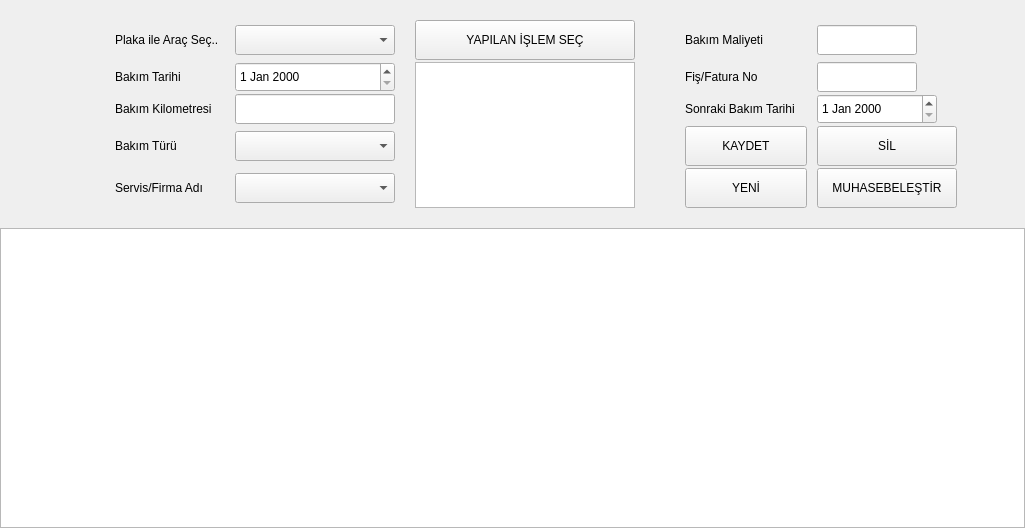
Qt form ui/ui_files/repairs_window.ui (AyhanErcan70/SATTUP) before a commit.
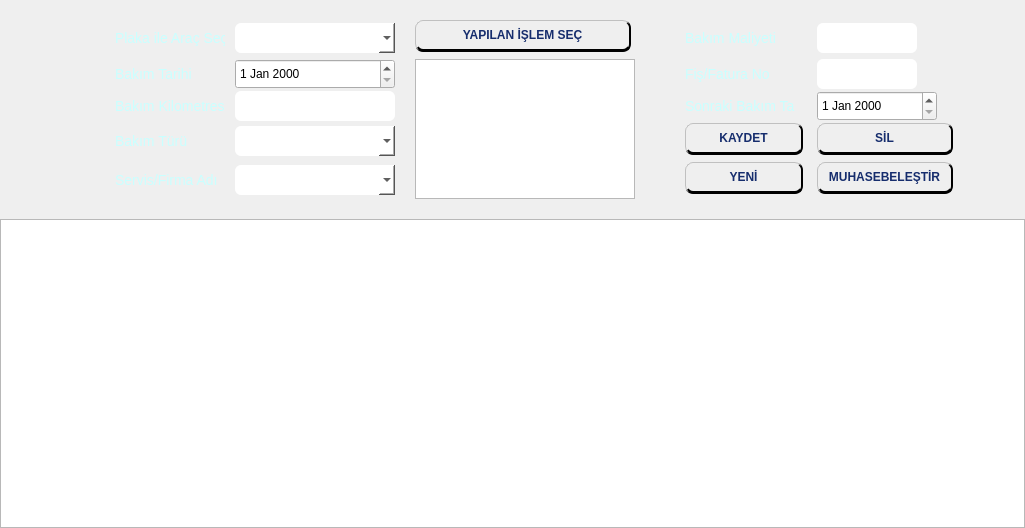
The same form after that commit. Icons and pictures are not drawn.

Commit message: UI layout/style updates (designer)

What changed in the file:
```diff
--- a/ui/ui_files/repairs_window.ui
+++ b/ui/ui_files/repairs_window.ui
@@ -20,7 +20,119 @@
    <string>Form</string>
   </property>
   <property name="styleSheet">
-   <string notr="true"/>
+   <string notr="true">QWidget#main_form{border-image: url(:/resimler/a22.png);}
+QWidget#main_form QLabel{color: rgb(202, 255, 255);font_family: &quot;Calibri&quot;;font-size: 14px;}
+
+QFrame#top_frame, QFrame#middle_n_frame, QFrame#middle_s_frame{background: transparent;}
+
+QFrame#top_frame QLineEdit#txt_personel_kodu, QFrame#top_frame QLineEdit#txt_musteri_kodu, QFrame#top_frame QLineEdit#txt_arac_kodu, QFrame#top_frame QLineEdit#txt_sozlesme_kodu{
+	border: none;
+	background:none;
+	background-color:transparent;
+	font-family: &quot;&quot;Poppins&quot;&quot;;
+	font-weight: bold;
+	font-size: 12pt;
+	text-align: center;
+	color:#00ff7f;
+}
+
+QFrame QLineEdit, QFrame QComboBox, QFrame QateEdit {
+	
+	background-color: #fff;
+	border-radius: 6px;
+} 
+QFrame QLineEdit:focus, QFrame QComboBox:focus, QFrame QateEdit:focus {
+	background-color: #ffff10;
+	border: 1px solid #da0000;
+	border-radius: 6px;
+} 
+
+QFrame#top_frame QLabel{color: rgb(202, 255, 255);font_family: &quot;Calibri&quot;;font-size: 14px;}
+QFrame#top_frame QLabel#lbl_photo{font-size: 10px;}
+
+QWidget#main_form QPushButton {
+	background-color: qlineargradient(x1:0, y1:0, x2:0, y2:1,
+                                      stop:0 #B0B0B0, stop: 0.5 #9D9D9D,
+                                      stop: 0.6 #8D8D8D, stop:1 #686868);
+    color: #162d6d;
+    font-family: 'Yu Gothic UI', sans-serif; 
+	font-weight: bold;   
+    font-size: 12px;
+    border-radius: 8px;
+	border-top: 1px solid #C0C0C0;
+    border-left: 1px solid #C0C0C0;
+    border-right: 2px solid #000; 
+    border-bottom: 3px solid #000; 
+	min-height: 28px;
+    margin-right: 4px; 
+    margin-bottom: 5px;    
+}
+QWidget#main_form QPushButton:hover {
+    color: #fff;
+   font-size:14px;
+    border-right: 4px solid #A9A9A9;
+    border-bottom: 5px solid #808080;
+}
+
+QWidget#main_form QPushButton:pressed {
+    color: #55ff00;
+    border-top: 2px solid #696969;
+    border-left: 2px solid #696969;
+    border-right: 1px solid #808080;   
+    border-bottom: 1px solid #808080;     
+    margin-top: 4px;  
+    margin-left: 0px; 
+    margin-bottom: 1px;
+    margin-right: 2px;    
+    padding-top: 10px;  
+}
+
+QFrame#top_frame QTableWidget{
+	color: #000;
+    background-color: #ffffff;
+    alternate-background-color: #cfd0d1;
+    gridline-color: #96999c;            
+    border: 1px solid #4e4e50;
+    border-radius: 4px;
+       
+    outline: 0;                        
+}
+QFrame#top_frame QHeaderView::section, QFrame#bottom_frame QHeaderView::section, QFrame#middle_n_frame QHeaderView::section, QFrame#middle_s_frame QHeaderView::section {
+    background-color: qlineargradient(x1:0, y1:0, x2:0, y2:1,
+                                      stop:0 #2246AA, stop: 0.5 #1A3580,
+                                      stop: 0.6 #162d6d, stop:1 #20409c);
+    color: white;
+    padding-left: 4px;
+    border: 1px solid #6c6c6c;
+}
+
+QFrame#top_frame QTableWidget::item, QFrame#bottom_frame QTableWidget::item, QFrame#middle_n_frame QTableWidget::item, QFrame#middle_s_frame QTableWidget::item {
+    padding: 2px 6px;
+    border-bottom: 1px solid #757779;
+}
+
+QFrame#top_frame QTableWidget::item:selected, QFrame#bottom_frame QTableWidget::item:selected, QFrame#middle_n_frame QTableWidget::item:selected, QFrame#middle_s_frame QTableWidget::item:selected {
+    background-color: #e1f5fe;
+    color: #162D6D;
+    border-left: 3px solid #01c4ff;  
+}
+
+QFrame#top_frame QTableWidget QTableCornerButton::section, QFrame#bottom_frame QTableWidget QTableCornerButton::section, QFrame#middle_n_frame QTableWidget QTableCornerButton::section, QFrame#middle_s_frame QTableWidget QTableCornerButton::section {
+    background-color: #162D6D;
+    border: none;
+}
+/*QWidget#main_form QComboBox::down-arrow {
+	image: url(:/simgeler/down-arrow2.png);}
+
+QWidget#main_form QComboBox::down-arrow:on { 
+    top: 1px;
+    left: 1px;
+}*/
+
+
+
+
+</string>
   </property>
   <layout class="QGridLayout" name="gridLayout_4">
    <property name="leftMargin">
@@ -87,7 +199,7 @@
           <property name="minimumSize">
            <size>
             <width>220</width>
-            <height>40</height>
+            <height>37</height>
            </size>
           </property>
           <property name="maximumSize">
@@ -231,7 +343,7 @@
           <property name="minimumSize">
            <size>
             <width>140</width>
-            <height>40</height>
+            <height>37</height>
            </size>
           </property>
           <property name="maximumSize">
@@ -278,7 +390,7 @@
           <property name="minimumSize">
            <size>
             <width>0</width>
-            <height>40</height>
+            <height>37</height>
            </size>
           </property>
           <property name="maximumSize">
@@ -388,7 +500,7 @@
           <property name="minimumSize">
            <size>
             <width>122</width>
-            <height>40</height>
+            <height>37</height>
            </size>
           </property>
           <property name="maximumSize">
@@ -570,7 +682,7 @@
           <property name="minimumSize">
            <size>
             <width>122</width>
-            <height>40</height>
+            <height>37</height>
            </size>
           </property>
           <property name="maximumSize">
```
Left out of the diff: 4 changed lines with no effect on the pictures. The commit also changes 6 other files.
